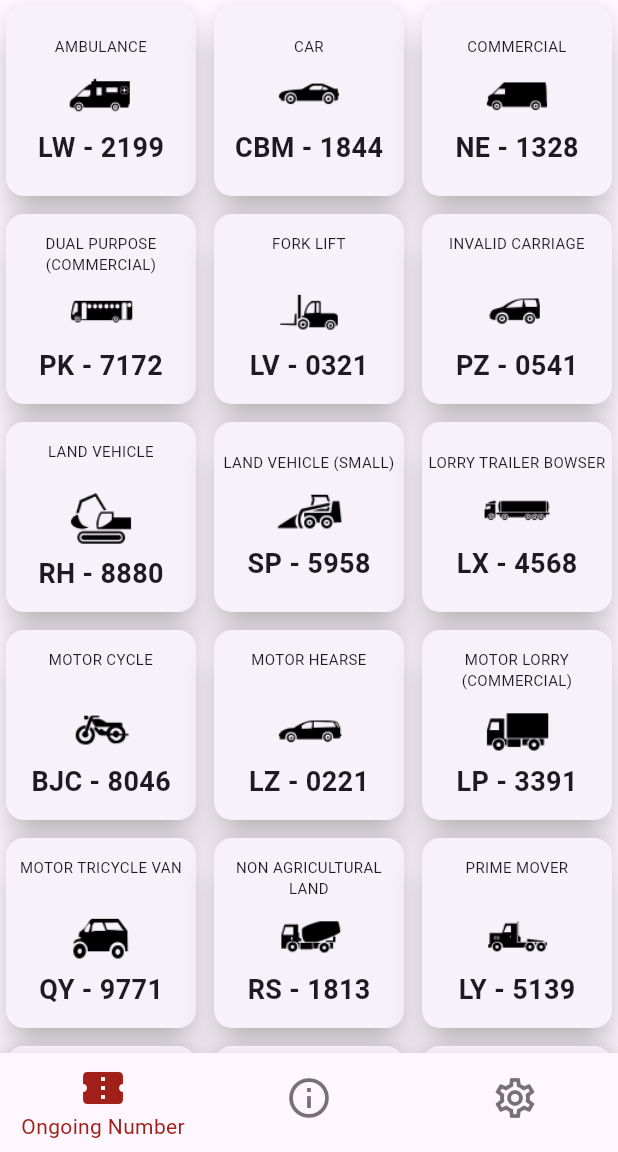
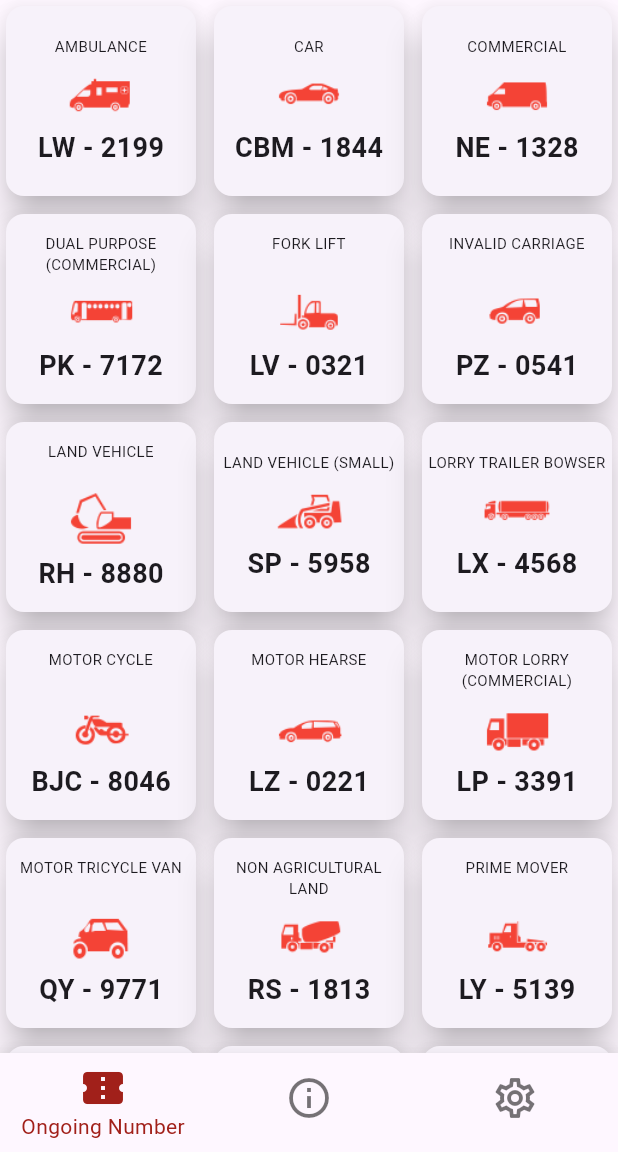
Before and after one commit to polroti/dmt_redesign, a Flutter app: the screen it shows after launch, on a phone screen of 412 x 824 dp, the part 84-1236 px from its top. Run offline on Flutter 3.47's test engine with Material 3 defaults, Android fonts, the phone set to English and light mode, and no system bars; drawn by our look-alikes of skeletonizer; our stand-ins replace font_awesome_flutter.

Commit message:
ongoing number changes

```diff
--- a/lib/screens/ongoing_number.dart
+++ b/lib/screens/ongoing_number.dart
@@ -131,16 +131,17 @@ class _OngoingNumberPageState extends State<OngoingNumberPage> {
                           style: const TextStyle(fontSize: 10),
                           textAlign: TextAlign.center,
                         ),
-                        // Image.asset(
-                        //   icons[index],
-                        //   scale: 0.5,
-                        //   height: 48.0,
-                        //   width: 48.0,
-                        //   color: Theme.of(context).brightness == Brightness.light
-                        //       ? Colors.red
-                        //       : Colors.white,
-                        // ),
-                        getColorizedGridIcon(context, index),
+                        Image.asset(
+                          icons[index],
+                          scale: 0.5,
+                          height: 48.0,
+                          width: 48.0,
+                          color:
+                              Theme.of(context).brightness == Brightness.light
+                                  ? Colors.red
+                                  : Colors.white,
+                        ),
+                        // getColorizedGridIcon(context, index),
                         Text(
                           licenseNumbers[index],
                           style: const TextStyle(
```
Also changed, not shown: pubspec.lock.
